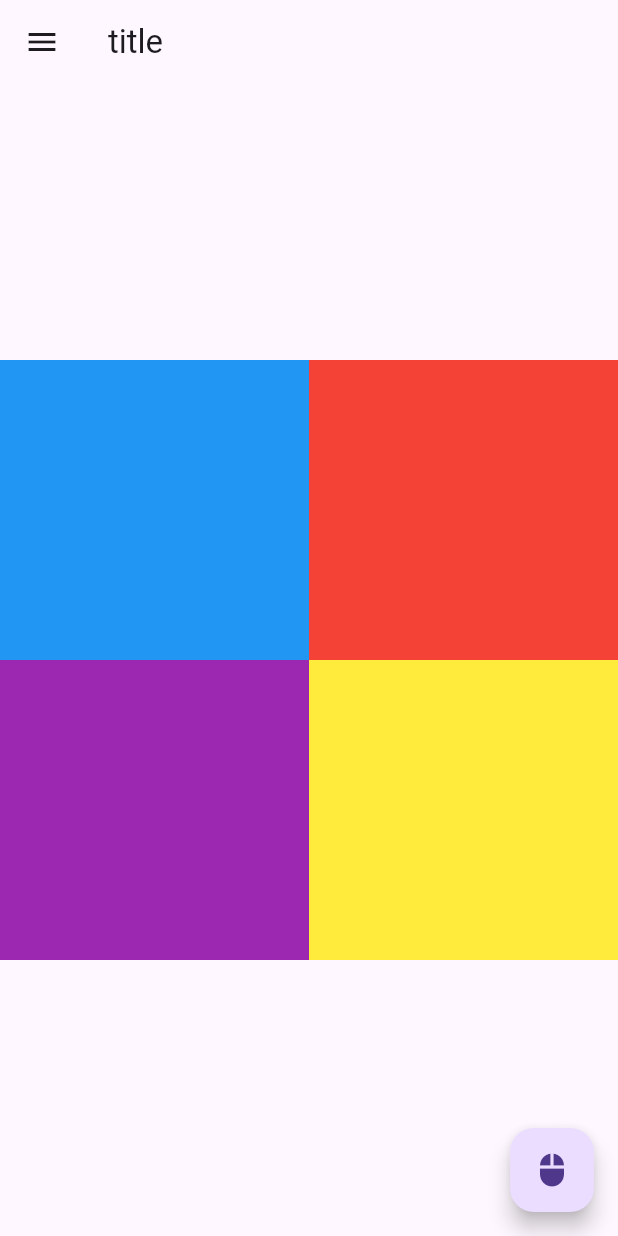
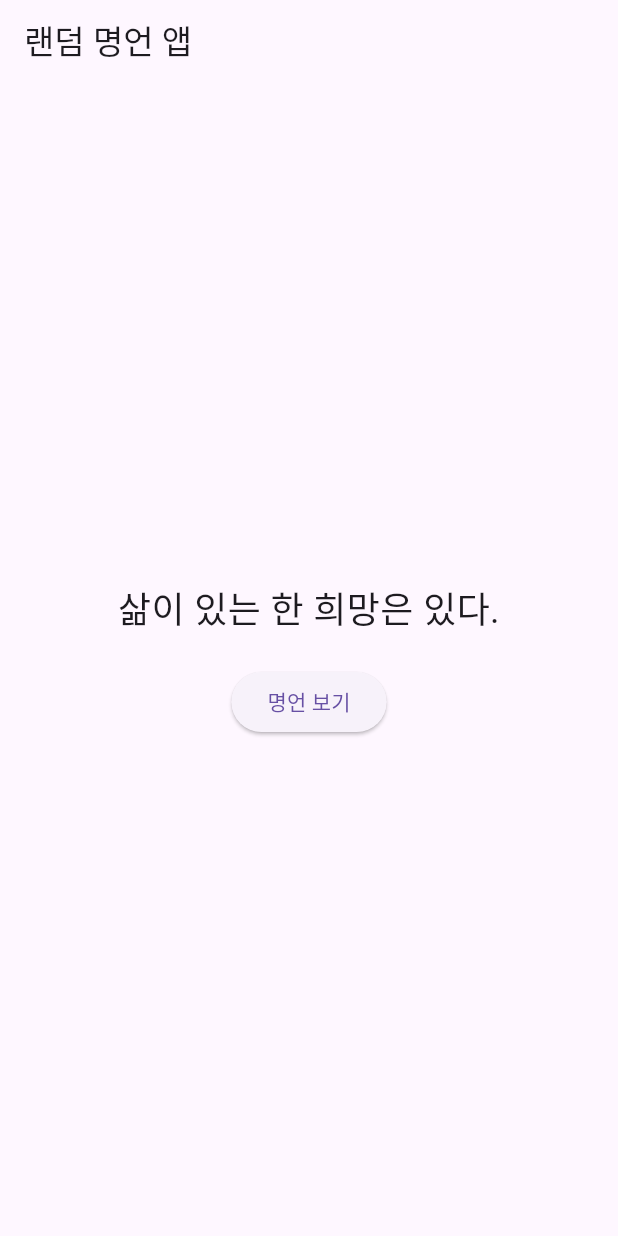
Before and after one commit to rlagudals95/mementomori_ft, a Flutter app: the screen it shows after launch, on a phone screen of 412 x 824 dp. Run offline on Flutter 3.47's test engine with Material 3 defaults, Android fonts, the phone set to English and light mode, and no system bars.

```diff
--- a/lib/main.dart
+++ b/lib/main.dart
@@ -1,4 +1,5 @@
 import 'package:flutter/material.dart';
+import 'screens/home_screen.dart'; // 홈 화면을 가져옵니다.
 
 void main() {
   runApp(const MyApp());
@@ -10,70 +11,8 @@ class MyApp extends StatelessWidget {
   @override
   Widget build(BuildContext context) {
     return MaterialApp(
-        theme: ThemeData(primarySwatch: Colors.blue), home: const MyHomepage());
+      theme: ThemeData(primarySwatch: Colors.blue),
+      home: const HomeScreen(), // 홈 화면을 설정합니다.
+    );
   }
 }
-
-class MyHomepage extends StatefulWidget {
-  const MyHomepage({super.key});
-
-  @override
-  State<MyHomepage> createState() => _MyHomepageState();
-}
-
-class _MyHomepageState extends State<MyHomepage> {
-  @override
-  Widget build(BuildContext context) {
-    return Scaffold(
-        // Scaffold(뼈대)로 레이아웃을 만든다.
-        appBar: AppBar(title: const Text('title')),
-        drawer: Drawer(
-            child: ListView(
-          padding: EdgeInsets.zero,
-          children: const [
-            DrawerHeader(
-              decoration: BoxDecoration(
-                color: Colors.blue,
-              ),
-              child: Text("Drawer Header Part"),
-            ),
-            ListTile(
-              title: Text("Menu 1"),
-            ),
-          ],
-        )),
-        floatingActionButton: FloatingActionButton(
-          onPressed: () => print('press'),
-          child: const Icon(Icons.mouse),
-        ),
-        body: Container(
-          alignment: Alignment.topLeft,
-          child: Column(
-            mainAxisAlignment: MainAxisAlignment.center,
-            crossAxisAlignment: CrossAxisAlignment.center,
-            children: [
-              Row(mainAxisAlignment: MainAxisAlignment.center, children: [
-                Container(
-                    width: MediaQuery.of(context).size.width / 2,
-                    height: 200,
-                    color: Colors.blue),
-                Container(
-                    width: MediaQuery.of(context).size.width / 2,
-                    height: 200,
-                    color: Colors.red)
-              ]),
-              Row(mainAxisAlignment: MainAxisAlignment.center, children: [
-                Container(
-                    width: MediaQuery.of(context).size.width / 2,
-                    height: 200,
-                    color: Colors.purple),
-                Container(
-                    width: MediaQuery.of(context).size.width / 2,
-                    height: 200,
-                    color: Colors.yellow)
-              ])
-            ],
-          ),
-        ));
-  }
-}
--- /dev/null
+++ b/lib/screens/home_screen.dart
@@ -0,0 +1,56 @@
+import 'package:flutter/material.dart';
+import '../widgets/quote_display.dart'; // 분리된 위젯을 가져옵니다.
+import 'dart:math';
+
+class HomeScreen extends StatefulWidget {
+  const HomeScreen({Key? key}) : super(key: key);
+
+  @override
+  State<HomeScreen> createState() => _HomeScreenState();
+}
+
+class _HomeScreenState extends State<HomeScreen> {
+  final List<String> quotes = [
+    "삶이 있는 한 희망은 있다.",
+    "산다는 것 그것은 치열한 전투이다.",
+    "하루에 3시간을 걸으면 7년 후에 지구를 한 바퀴 돌 수 있다.",
+    "언제나 현재에 집중할 수 있다면 행복할 것이다.",
+    "진정으로 웃으려면 고통을 참아야 하며, 나아가 고통을 즐길 줄 알아야 해."
+  ];
+
+  late String currentQuote;
+
+  @override
+  void initState() {
+    super.initState();
+    _showRandomQuote(); // 초기화 시 랜덤 명언 설정
+  }
+
+  void _showRandomQuote() {
+    final randomIndex = Random().nextInt(quotes.length);
+
+    setState(() {
+      currentQuote = quotes[randomIndex];
+    });
+  }
+
+  @override
+  Widget build(BuildContext context) {
+    return Scaffold(
+      appBar: AppBar(title: const Text('랜덤 명언 앱')),
+      body: Center(
+        child: Column(
+          mainAxisAlignment: MainAxisAlignment.center,
+          children: [
+            QuoteDisplay(quote: currentQuote), // 분리된 위젯을 사용합니다.
+            const SizedBox(height: 20),
+            ElevatedButton(
+              onPressed: _showRandomQuote,
+              child: const Text('명언 보기'),
+            ),
+          ],
+        ),
+      ),
+    );
+  }
+}
--- /dev/null
+++ b/lib/widgets/quote_display.dart
@@ -0,0 +1,16 @@
+import 'package:flutter/material.dart';
+
+class QuoteDisplay extends StatelessWidget {
+  final String quote;
+
+  const QuoteDisplay({Key? key, required this.quote}) : super(key: key);
+
+  @override
+  Widget build(BuildContext context) {
+    return Text(
+      quote,
+      textAlign: TextAlign.center,
+      style: const TextStyle(fontSize: 24),
+    );
+  }
+}
--- a/pubspec.yaml
+++ b/pubspec.yaml
@@ -30,7 +30,6 @@ environment:
 dependencies:
   flutter:
     sdk: flutter
-  webview_flutter: ^4.10.0
 
 
 dev_dependencies:
```
Also changed, not shown: pubspec.lock, 7 other files.
